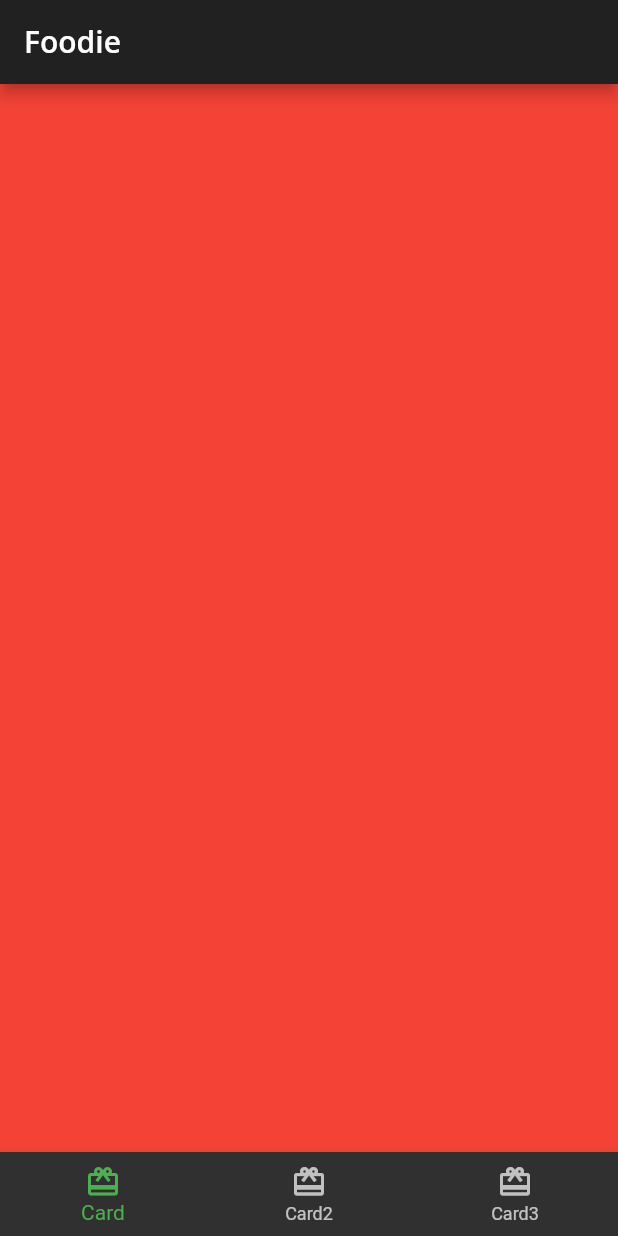
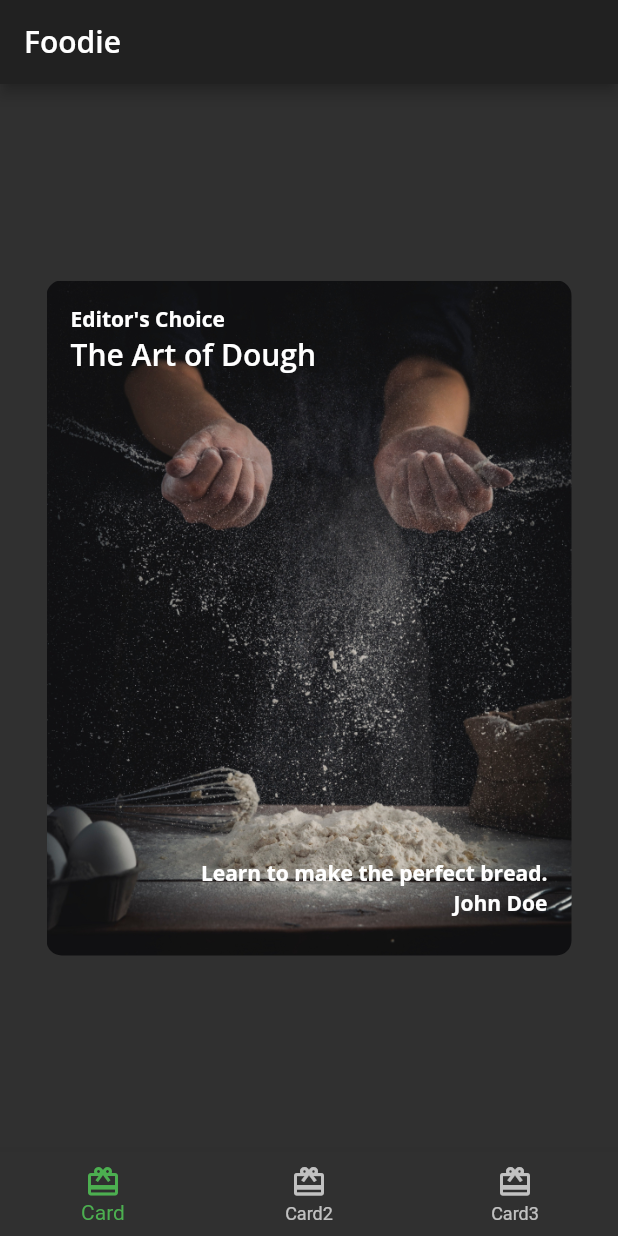
Before and after one commit to Kraftsman1/foodie, a Flutter app: the screen it shows after launch, on a phone screen of 412 x 824 dp. Run offline on Flutter 3.47's test engine with Material 2 defaults, Android fonts, the phone set to English and light mode, and no system bars; our stand-ins replace google_fonts.

Commit message:
added main recipe card

```diff
--- /dev/null
+++ b/lib/cards/card1.dart
@@ -0,0 +1,64 @@
+import 'package:flutter/material.dart';
+import '../foodie_theme.dart';
+
+class Card1 extends StatelessWidget {
+  const Card1({super.key});
+
+  final String category = 'Editor\'s Choice';
+  final String title = 'The Art of Dough';
+  final String description = 'Learn to make the perfect bread.';
+  final String chef = 'John Doe';
+
+  @override
+  Widget build(BuildContext context) {
+    return Center(
+      //TODO: Card1 Decorate Container
+      child: Container(
+        padding: const EdgeInsets.all(16),
+        constraints: const BoxConstraints.expand(
+          height: 450,
+          width: 350,
+        ),
+        decoration: const BoxDecoration(
+          image: DecorationImage(
+            image: AssetImage('assets/mag1.png'),
+            fit: BoxFit.cover,
+          ),
+          borderRadius: BorderRadius.all(Radius.circular(10.0)),
+        ),
+        //TODO: Add a stack of text
+        child: Stack(
+          children: [
+            Text(
+              category,
+              style: FoodieTheme.darkTextTheme.bodyLarge,
+            ),
+            Positioned(
+              top: 20,
+              child: Text(
+                title,
+                style: FoodieTheme.darkTextTheme.titleLarge,
+              ),
+            ),
+            Positioned(
+              bottom: 30,
+              right: 0,
+              child: Text(
+                description,
+                style: FoodieTheme.darkTextTheme.bodyLarge,
+              )
+            ),
+            Positioned(
+              bottom: 10,
+              right: 0,
+              child: Text(
+                chef,
+                style: FoodieTheme.darkTextTheme.bodyLarge,
+              ),
+            ),
+          ],
+        ),
+      ),
+    );
+  }
+}
--- a/lib/home.dart
+++ b/lib/home.dart
@@ -1,4 +1,5 @@
 import 'package:flutter/material.dart';
+import 'cards/card1.dart';
 
 class Home extends StatefulWidget {
   const Home({super.key});
@@ -12,8 +13,7 @@ class HomeState extends State<Home> {
   int _selectedIndex = 0;
 
   static List<Widget> pages = <Widget>[
-    //TODO: Replace with Card1
-    Container(color: Colors.red,),
+    const Card1(),
     //TODO: Replace with Card2
     Container(color: Colors.green,),
     //TODO: Replace with Card3
--- a/pubspec.yaml
+++ b/pubspec.yaml
@@ -60,9 +60,8 @@ flutter:
   uses-material-design: true
 
   # To add assets to your application, add an assets section, like this:
-  # assets:
-  #   - images/a_dot_burr.jpeg
-  #   - images/a_dot_ham.jpeg
+  assets:
+    - assets/
 
   # An image asset can refer to one or more resolution-specific "variants", see
   # https://flutter.dev/assets-and-images/#resolution-aware
```
Also changed, not shown: lib/main.dart (+0 -88 lines), assets/mag1.png (added).
